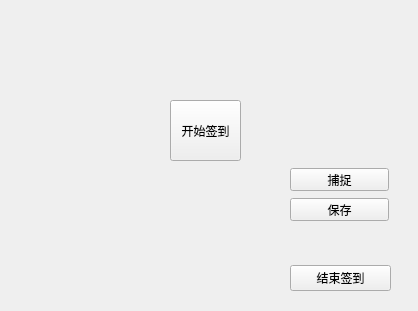
Before: the Qt Designer form demo/Frame_sign.ui in SITP-face-recognize/QTclient, drawn with Qt 5.
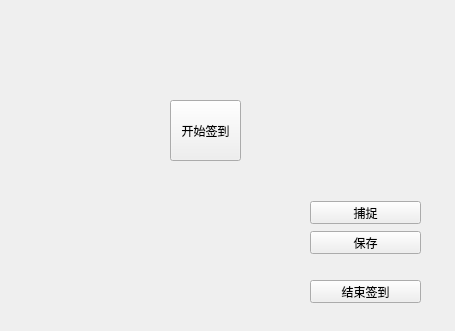
After: the same form once the commit is applied.

```diff
--- a/demo/Frame_sign.ui
+++ b/demo/Frame_sign.ui
@@ -6,8 +6,8 @@
    <rect>
     <x>0</x>
     <y>0</y>
-    <width>418</width>
-    <height>311</height>
+    <width>455</width>
+    <height>331</height>
    </rect>
   </property>
   <property name="windowTitle">
@@ -16,10 +16,10 @@
   <widget class="QWidget" name="view_sign" native="true">
    <property name="geometry">
     <rect>
-     <x>10</x>
-     <y>10</y>
-     <width>401</width>
-     <height>291</height>
+     <x>0</x>
+     <y>0</y>
+     <width>451</width>
+     <height>321</height>
     </rect>
    </property>
    <widget class="QWidget" name="horizontalLayoutWidget">
@@ -27,37 +27,27 @@
      <rect>
       <x>10</x>
       <y>20</y>
-      <width>261</width>
-      <height>261</height>
+      <width>291</width>
+      <height>281</height>
      </rect>
     </property>
     <layout class="QHBoxLayout" name="ImageView"/>
    </widget>
-   <widget class="QWidget" name="verticalLayoutWidget">
-    <property name="geometry">
-     <rect>
-      <x>280</x>
-      <y>20</y>
-      <width>101</width>
-      <height>261</height>
-     </rect>
-    </property>
-    <layout class="QVBoxLayout" name="RightView">
-     <item>
-      <widget class="QLabel" name="ImageCapture">
-       <property name="text">
-        <string/>
-       </property>
-      </widget>
-     </item>
-     <item>
       <widget class="QWidget" name="view_first" native="true">
+    <property name="geometry">
+     <rect>
+      <x>310</x>
+      <y>181</y>
+      <width>111</width>
+      <height>101</height>
+     </rect>
+    </property>
        <widget class="QPushButton" name="buttonCapture">
         <property name="geometry">
          <rect>
           <x>0</x>
           <y>20</y>
-          <width>99</width>
+       <width>111</width>
           <height>23</height>
          </rect>
         </property>
@@ -70,7 +60,7 @@
          <rect>
           <x>0</x>
           <y>50</y>
-          <width>99</width>
+       <width>111</width>
           <height>23</height>
          </rect>
         </property>
@@ -79,15 +69,31 @@
         </property>
        </widget>
       </widget>
-     </item>
-     <item>
+   <widget class="QLabel" name="ImageCapture">
+    <property name="geometry">
+     <rect>
+      <x>310</x>
+      <y>20</y>
+      <width>109</width>
+      <height>151</height>
+     </rect>
+    </property>
+    <property name="text">
+     <string/>
+    </property>
+   </widget>
       <widget class="QPushButton" name="buttonQuit">
+    <property name="geometry">
+     <rect>
+      <x>310</x>
+      <y>280</y>
+      <width>111</width>
+      <height>23</height>
+     </rect>
+    </property>
        <property name="text">
         <string>结束签到</string>
        </property>
-      </widget>
-     </item>
-    </layout>
    </widget>
   </widget>
   <widget class="QWidget" name="view_start" native="true">
```
Lines whose indentation alone changed are shown as unchanged.
